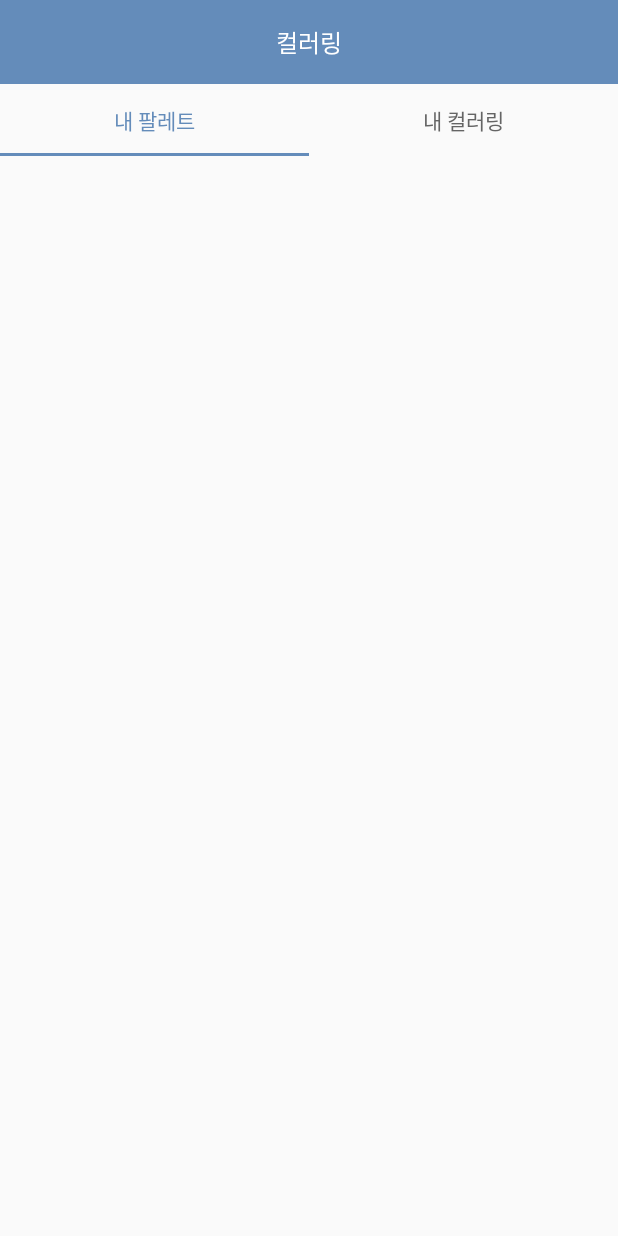
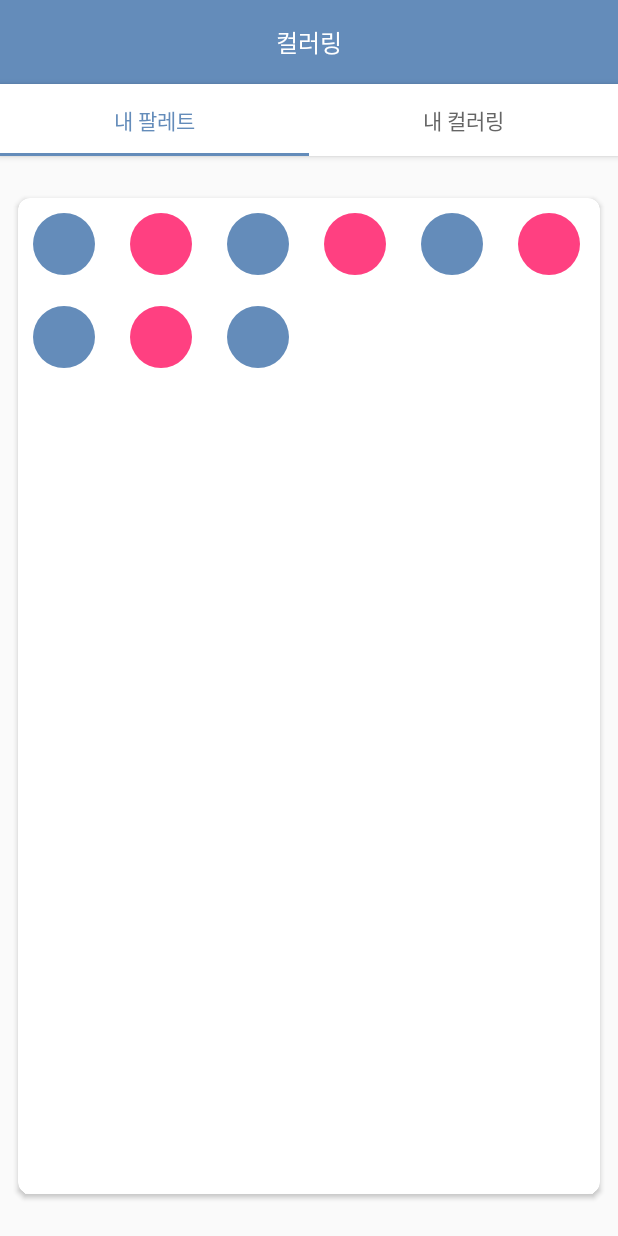
Before and after one commit to DSM-GRAM/Camera-Coloring-Book, an Android app: the screen it shows after launch (MainActivity), on a phone screen of 412 x 824 dp. Run offline under Robolectric (Android 15) with nearby library versions, the phone set to English and light mode, and no system bars; libraries missing offline, so code that uses them is left out: com.owater.library; 7 statements that could not run were skipped.

Commit message:
[Update] Palette

```diff
--- a/Camera-Coloring-Book/app/src/main/AndroidManifest.xml
+++ b/Camera-Coloring-Book/app/src/main/AndroidManifest.xml
@@ -18,5 +18,7 @@
                 <category android:name="android.intent.category.LAUNCHER" />
             </intent-filter>
         </activity>
+        <activity android:name=".ui.palette.AddColorActivity"></activity>
     </application>
+
 </manifest>
--- /dev/null
+++ b/Camera-Coloring-Book/app/src/main/java/coloring/com/camera_coloring_book/model/ARGB.kt
@@ -0,0 +1,3 @@
+package coloring.com.camera_coloring_book.model
+
+data class ARGB(val A : Int, val R : Int, val G : Int, val B : Int)
--- a/Camera-Coloring-Book/app/src/main/java/coloring/com/camera_coloring_book/ui/MainActivity.kt
+++ b/Camera-Coloring-Book/app/src/main/java/coloring/com/camera_coloring_book/ui/MainActivity.kt
@@ -11,6 +11,10 @@ import coloring.com.camera_coloring_book.ui.palette.PaletteFragment
 import com.google.android.material.tabs.TabLayout
 import kotlinx.android.synthetic.main.activity_main.*
 
+/*
+TODO : 사진 리스트가 아래에서 위로 올라오게 하기
+TODO : 색깔들 저장 방법 찾기
+*/
 class MainActivity : AppCompatActivity() {
     override fun onCreate(savedInstanceState: Bundle?) {
         super.onCreate(savedInstanceState)
--- /dev/null
+++ b/Camera-Coloring-Book/app/src/main/java/coloring/com/camera_coloring_book/ui/palette/PaletteAdapter.kt
@@ -0,0 +1,46 @@
+package coloring.com.camera_coloring_book.ui.palette
+
+import android.content.Context
+import android.content.Intent
+import android.graphics.Color
+import android.view.ViewGroup
+import androidx.recyclerview.widget.RecyclerView
+import coloring.com.camera_coloring_book.model.ARGB
+import kotlinx.android.synthetic.main.item_palette.view.*
+
+class PaletteAdapter(private val context : Context,
+                     private val paletteType : Int,
+                     private val colorList : ArrayList<ARGB>): RecyclerView.Adapter<PaletteViewHolder>() {
+
+    fun add(argb : ARGB){
+        colorList.add(argb)
+        notifyDataSetChanged()
+    }
+
+    override fun getItemCount(): Int = colorList.size
+
+    override fun onBindViewHolder(holder: PaletteViewHolder, position: Int) {
+
+        holder.itemView.color_view.setBackgroundCircleColor(Color.argb(colorList[position].A, colorList[position].R, colorList[position].G, colorList[position].B))
+        holder.itemView.color_view.setOnClickListener {
+            when(paletteType){
+                // 내 팔레트 부분
+                0->{
+                    if(position == itemCount-1)
+                        context.startActivity(Intent(context, AddColorActivity::class.java))
+                }
+                // 팔레트 수정 부분
+                1->{
+
+                }
+                // 컬러링 작업 팔레트 부분
+                2->{
+
+                }
+            }
+        }
+    }
+
+    override fun onCreateViewHolder(parent: ViewGroup, viewType: Int): PaletteViewHolder
+            = PaletteViewHolder(parent)
+}
--- a/Camera-Coloring-Book/app/src/main/java/coloring/com/camera_coloring_book/ui/palette/PaletteFragment.kt
+++ b/Camera-Coloring-Book/app/src/main/java/coloring/com/camera_coloring_book/ui/palette/PaletteFragment.kt
@@ -5,11 +5,37 @@ import android.view.LayoutInflater
 import android.view.View
 import android.view.ViewGroup
 import androidx.fragment.app.Fragment
+import androidx.recyclerview.widget.GridLayoutManager
 import coloring.com.camera_coloring_book.R
+import coloring.com.camera_coloring_book.model.ARGB
+import kotlinx.android.synthetic.main.fragment_palette.*
 
 class PaletteFragment : Fragment(){
 
+    lateinit var paletteAdapter : PaletteAdapter
+
+    override fun onViewCreated(view: View, savedInstanceState: Bundle?) {
+        super.onViewCreated(view, savedInstanceState)
+        paletteAdapter = PaletteAdapter(context!!, 0, ArrayList())
+
+
+        my_palette_recycler.adapter = paletteAdapter
+        paletteAdapter.add(ARGB(255, 100, 140, 186))
+        paletteAdapter.add(ARGB(255, 255, 64, 129))
+        paletteAdapter.add(ARGB(255, 100, 140, 186))
+        paletteAdapter.add(ARGB(255, 255, 64, 129))
+        paletteAdapter.add(ARGB(255, 100, 140, 186))
+        paletteAdapter.add(ARGB(255, 255, 64, 129))
+        paletteAdapter.add(ARGB(255, 100, 140, 186))
+        paletteAdapter.add(ARGB(255, 255, 64, 129))
+        paletteAdapter.add(ARGB(255, 100, 140, 186))
+
+        val gridLayoutManager = GridLayoutManager(context!!, 6)
+        my_palette_recycler.layoutManager = gridLayoutManager
+    }
+
     override fun onCreateView(inflater: LayoutInflater, container: ViewGroup?, savedInstanceState: Bundle?): View? {
-        return inflater.inflate(R.layout.fragment_palette, container, false)
+        val v = inflater.inflate(R.layout.fragment_palette, container, false)
+        return v
     }
 }
--- /dev/null
+++ b/Camera-Coloring-Book/app/src/main/java/coloring/com/camera_coloring_book/ui/palette/PaletteViewHolder.kt
@@ -0,0 +1,9 @@
+package coloring.com.camera_coloring_book.ui.palette
+
+import android.view.LayoutInflater
+import android.view.View
+import androidx.recyclerview.widget.RecyclerView
+import coloring.com.camera_coloring_book.R
+
+class PaletteViewHolder(parentView : View) : RecyclerView.ViewHolder(
+        LayoutInflater.from(parentView.context).inflate(R.layout.item_palette, null, false))
--- /dev/null
+++ b/Camera-Coloring-Book/app/src/main/java/coloring/com/camera_coloring_book/ui/view/Circle.kt
@@ -0,0 +1,136 @@
+package coloring.com.camera_coloring_book.ui.view
+
+import android.annotation.SuppressLint
+import android.content.Context
+import android.content.res.TypedArray
+import android.graphics.Bitmap
+import android.graphics.Canvas
+import android.graphics.Color
+import android.graphics.Paint
+import android.graphics.RectF
+import android.graphics.drawable.BitmapDrawable
+import android.os.Build
+import android.util.AttributeSet
+import android.widget.TextView
+import com.owater.library.R
+
+/**
+ * Created by Owater on 2015/7/23.
+ */
+class Circle : TextView {
+
+    private var mRadius: Float = 0.toFloat()
+    private var backgroundColor: Int? = 0
+    private var borderColor: Int = 0
+    private var borderWidth: Float = 0.toFloat()
+    private var borderAlpha: Float = 0.toFloat()
+    private var ctType: Int = 0
+
+    private val mCornerRadius = 360f
+    private val mDx = 0f
+    private val mDy = 0f
+
+    private var canvas: Canvas? = null
+
+    constructor(context: Context) : super(context) {}
+
+    constructor(context: Context, attrs: AttributeSet) : super(context, attrs) {
+        init(context, attrs)
+    }
+
+    private fun init(context: Context, attrs: AttributeSet) {
+        val typedArray = context.obtainStyledAttributes(attrs, R.styleable.circleTextView)
+        backgroundColor = typedArray.getColor(R.styleable.circleTextView_ct_backgroundColor, Color.WHITE)
+        borderColor = typedArray.getColor(R.styleable.circleTextView_ct_border_color, Color.TRANSPARENT)
+        borderWidth = typedArray.getDimension(R.styleable.circleTextView_ct_border_width, 0f)
+        borderAlpha = typedArray.getFloat(R.styleable.circleTextView_ct_border_alpha, 1f)
+        ctType = typedArray.getInt(R.styleable.circleTextView_ct_type, DEFAULT_FILL_TYPE)
+        typedArray.recycle()
+    }
+
+    override fun onDraw(canvas: Canvas) {
+        val paint = Paint()
+        mRadius = (Math.min(height, width) / 2).toFloat()
+
+        when (ctType) {
+            1 -> setBackgroundCompat(width, height)
+            2 -> {
+                paint.color = borderColor
+                paint.isAntiAlias = true
+                paint.alpha = (255 * borderAlpha).toInt()
+                canvas.drawCircle((width / 2).toFloat(), (height / 2).toFloat(), mRadius, paint)
+            }
+            else -> borderWidth = 0f
+        }
+
+        paint.color = backgroundColor!!
+        paint.isAntiAlias = true
+        canvas.drawCircle((width / 2).toFloat(), (height / 2).toFloat(), mRadius - borderWidth, paint)
+
+        this.canvas = canvas
+        super.onDraw(canvas)
+    }
+
+    fun setBackgroundCircleColor(color: Int) {
+        backgroundColor = color
+    }
+
+    @SuppressLint("ObsoleteSdkInt")
+    private fun setBackgroundCompat(w: Int, h: Int) {
+        val bitmap = createShadowBitmap(w, h, mCornerRadius, borderWidth + 5, mDx, mDy, borderColor)
+        val drawable = BitmapDrawable(resources, bitmap)
+        if (Build.VERSION.SDK_INT <= Build.VERSION_CODES.JELLY_BEAN) {
+            setBackgroundDrawable(drawable)
+        } else {
+            background = drawable
+        }
+    }
+
+    private fun createShadowBitmap(shadowWidth: Int, shadowHeight: Int, cornerRadius: Float, shadowRadius: Float,
+                                   dx: Float, dy: Float, shadowColor: Int): Bitmap {
+
+        val output = Bitmap.createBitmap(shadowWidth, shadowHeight, Bitmap.Config.ALPHA_8)
+        val canvas = Canvas(output)
+
+        val shadowRect = RectF(
+                shadowRadius,
+                shadowRadius,
+                shadowWidth - shadowRadius,
+                shadowHeight - shadowRadius)
+
+        if (dy > 0) {
+            shadowRect.top += dy
+            shadowRect.bottom -= dy
+        } else if (dy < 0) {
+            shadowRect.top += Math.abs(dy)
+            shadowRect.bottom -= Math.abs(dy)
+        }
+
+        if (dx > 0) {
+            shadowRect.left += dx
+            shadowRect.right -= dx
+        } else if (dx < 0) {
+            shadowRect.left += Math.abs(dx)
+            shadowRect.right -= Math.abs(dx)
+        }
+
+        val shadowPaint = Paint()
+        shadowPaint.isAntiAlias = true
+        shadowPaint.color = shadowColor
+        shadowPaint.style = Paint.Style.FILL
+
+        if (!isInEditMode) {
+            shadowPaint.setShadowLayer(shadowRadius, dx, dy, shadowColor)
+        }
+
+        canvas.drawRoundRect(shadowRect, cornerRadius, cornerRadius, shadowPaint)
+
+        return output
+    }
+
+    companion object {
+
+        private val DEFAULT_FILL_TYPE = 0
+    }
+
+}
--- a/Camera-Coloring-Book/app/src/main/res/layout/activity_main.xml
+++ b/Camera-Coloring-Book/app/src/main/res/layout/activity_main.xml
@@ -19,13 +19,16 @@
             android:gravity="center"
             android:text="컬러링"
             android:textColor="@android:color/white"
-            android:textSize="16sp" />
+            android:textSize="16sp"
+            android:fontFamily="@font/nanum_square_r"/>
     </androidx.appcompat.widget.Toolbar>
 
     <com.google.android.material.tabs.TabLayout
         android:id="@+id/tabLayout"
         android:layout_width="match_parent"
         android:layout_height="wrap_content"
+        android:background="@android:color/white"
+        android:elevation="3dp"
         app:layout_constraintEnd_toEndOf="parent"
         app:layout_constraintStart_toStartOf="parent"
         app:layout_constraintTop_toBottomOf="@+id/toolbar"
--- a/Camera-Coloring-Book/app/src/main/res/layout/fragment_palette.xml
+++ b/Camera-Coloring-Book/app/src/main/res/layout/fragment_palette.xml
@@ -1,6 +1,27 @@
 <?xml version="1.0" encoding="utf-8"?>
 <androidx.constraintlayout.widget.ConstraintLayout xmlns:android="http://schemas.android.com/apk/res/android"
+    xmlns:app="http://schemas.android.com/apk/res-auto"
     android:orientation="vertical" android:layout_width="match_parent"
     android:layout_height="match_parent">
 
+    <androidx.cardview.widget.CardView
+        android:layout_width="match_parent"
+        android:layout_height="match_parent"
+        app:cardCornerRadius="8dp"
+        android:layout_marginTop="28dp"
+        android:layout_marginStart="12dp"
+        android:layout_marginEnd="12dp"
+        android:layout_marginBottom="28dp"
+        app:layout_constraintBottom_toBottomOf="parent"
+        app:layout_constraintEnd_toEndOf="parent"
+        app:layout_constraintStart_toStartOf="parent"
+        app:layout_constraintTop_toTopOf="parent">
+
+        <androidx.recyclerview.widget.RecyclerView
+            android:id="@+id/my_palette_recycler"
+            android:layout_width="match_parent"
+            android:layout_height="match_parent"/>
+
+    </androidx.cardview.widget.CardView>
+
 </androidx.constraintlayout.widget.ConstraintLayout>
--- /dev/null
+++ b/Camera-Coloring-Book/app/src/main/res/layout/item_palette.xml
@@ -0,0 +1,15 @@
+<?xml version="1.0" encoding="utf-8"?>
+<LinearLayout
+    xmlns:android="http://schemas.android.com/apk/res/android"
+    xmlns:app="http://schemas.android.com/apk/res-auto"
+    android:layout_width="wrap_content"
+    android:layout_height="wrap_content">
+
+    <coloring.com.camera_coloring_book.ui.view.Circle
+        android:id="@+id/color_view"
+        android:layout_width="42dp"
+        android:layout_height="42dp"
+        android:layout_margin="10dp"
+        app:ct_backgroundColor="#0099CC"/>
+
+</LinearLayout>
--- a/Camera-Coloring-Book/app/src/main/res/values/colors.xml
+++ b/Camera-Coloring-Book/app/src/main/res/values/colors.xml
@@ -3,4 +3,6 @@
     <color name="colorPrimary">#648CBA</color>
     <color name="colorPrimaryDark">#FFFFFF</color>
     <color name="colorAccent">#FF4081</color>
+
+    <color name="colorTmp">#648CBA</color>
 </resources>
--- a/Camera-Coloring-Book/app/src/main/res/values/styles.xml
+++ b/Camera-Coloring-Book/app/src/main/res/values/styles.xml
@@ -9,4 +9,8 @@
         <item name="colorAccent">@color/colorAccent</item>
     </style>
 
+    <style name="tab_text" parent="@android:style/TextAppearance.Widget.TabWidget">
+        <item name="android:fontFamily">@font/nanum_square_b</item>
+    </style>
+
 </resources>
```
Also changed, not shown: Camera-Coloring-Book/app/build.gradle (+7 -3 lines), Camera-Coloring-Book/app/src/main/java/coloring/com/camera_coloring_book/ui/palette/AddColorActivity.kt (added, +13 -0 lines), Camera-Coloring-Book/app/src/main/res/layout/activity_add_color.xml (added, +9 -0 lines), 2 other files.
